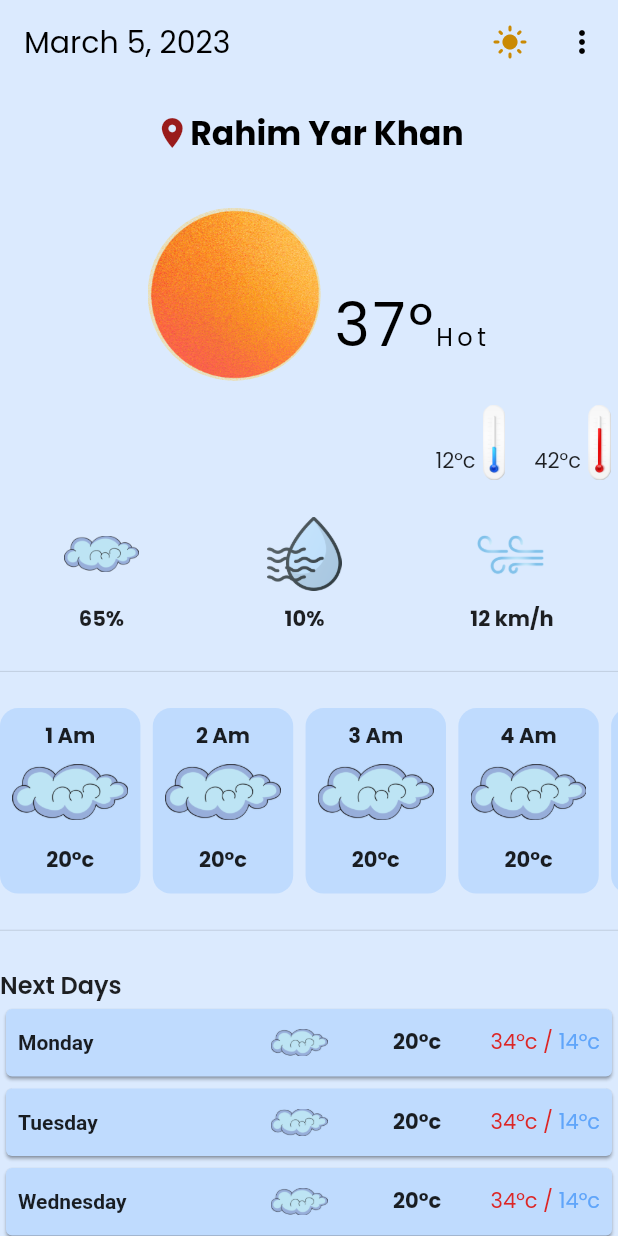
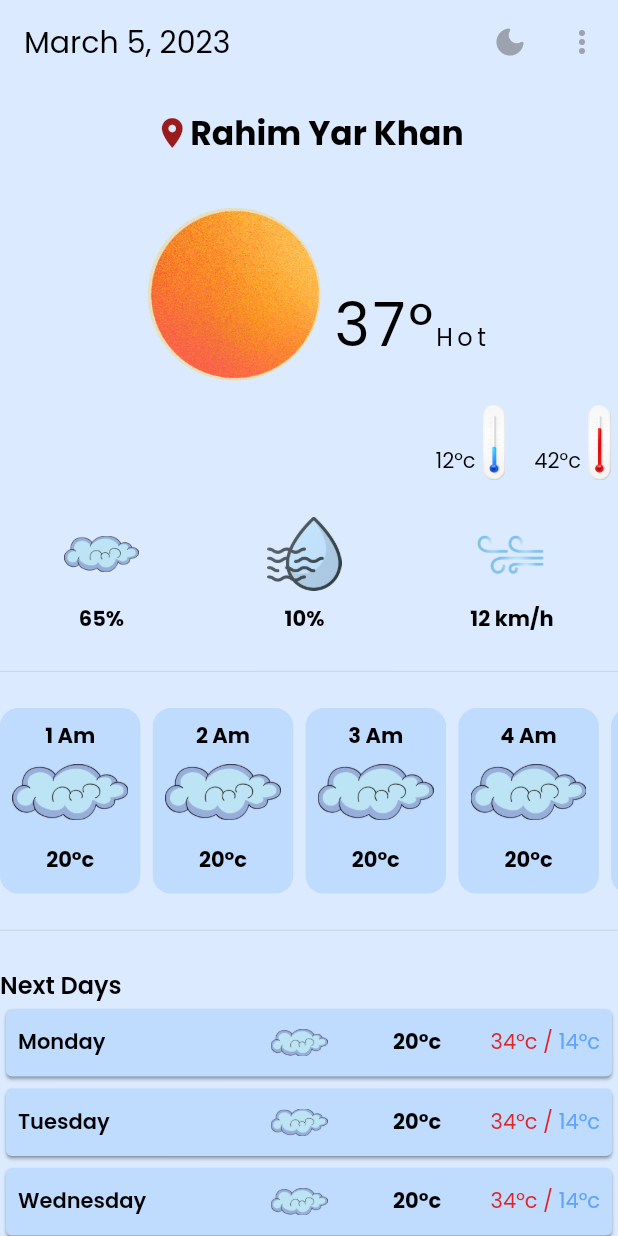
Before and after one commit to Muhammad-Ali04/weather_App, a Flutter app: the screen it shows after launch, on a phone screen of 412 x 824 dp. Run offline on Flutter 3.47's test engine with Material 2 defaults, Android fonts, the phone set to English and light mode, and no system bars; our stand-ins replace get, velocity_x; missing offline and left inert: scaffold_gradient_background.

Commit message:
theme change prop

```diff
--- /dev/null
+++ b/lib/controllers/home_controller.dart
@@ -0,0 +1,11 @@
+import 'package:flutter/material.dart';
+import 'package:get/get.dart';
+
+class HomeController extends GetxController {
+  var isdark = false.obs;
+
+  chnageTheme() {
+    isdark.value = !isdark.value;
+    Get.changeThemeMode(isdark.value ? ThemeMode.dark : ThemeMode.light);
+  }
+}
--- a/lib/main.dart
+++ b/lib/main.dart
@@ -1,5 +1,6 @@
 import 'package:flutter/material.dart';
 import 'package:flutter/services.dart';
+import 'package:weather_app/our_themes.dart';
 import 'package:weather_app/screens/home_screen.dart';
 import 'package:get/get.dart';
 import 'package:velocity_x/velocity_x.dart';
@@ -15,7 +16,9 @@ class MyApp extends StatelessWidget {
   @override
   Widget build(BuildContext context) {
     return GetMaterialApp(
-      theme: ThemeData(),
+      theme: Themes.lightTheme,
+      darkTheme: Themes.darkTheme,
+      themeMode: ThemeMode.system,
       debugShowCheckedModeBanner: false,
       home: HomeScreen(),
     );
--- /dev/null
+++ b/lib/our_themes.dart
@@ -0,0 +1,22 @@
+import 'package:flutter/material.dart';
+import 'package:velocity_x/velocity_x.dart';
+
+class Themes {
+  static final lightTheme = ThemeData(
+      fontFamily: "poppins",
+      scaffoldBackgroundColor: Vx.blue100,
+      cardColor: Vx.blue200,
+      dividerColor: Vx.gray300,
+      appBarTheme: AppBarTheme(backgroundColor: Vx.blue100),
+      primaryColor: Vx.black,
+      iconTheme: IconThemeData(color: Vx.gray400));
+
+  static final darkTheme = ThemeData(
+      fontFamily: "poppins",
+      scaffoldBackgroundColor: Vx.black,
+      primaryColor: Vx.white,
+      cardColor: Vx.gray700,
+      dividerColor: Vx.white,
+      appBarTheme: AppBarTheme(backgroundColor: Vx.black),
+      iconTheme: IconThemeData(color: Vx.white));
+}
--- a/lib/screens/home_screen.dart
+++ b/lib/screens/home_screen.dart
@@ -1,10 +1,13 @@
 import 'package:flutter/material.dart';
 import 'package:flutter/services.dart';
+import 'package:get/get.dart';
+import 'package:get/get_core/src/get_main.dart';
 import 'package:velocity_x/velocity_x.dart';
 import 'package:intl/intl.dart';
 import 'package:scaffold_gradient_background/scaffold_gradient_background.dart';
 import 'package:weather_app/consts/images.dart';
 import 'package:weather_app/consts/string.dart';
+import 'package:weather_app/controllers/home_controller.dart';
 
 class HomeScreen extends StatefulWidget {
   const HomeScreen({Key? key}) : super(key: key);
@@ -22,30 +25,39 @@ class _HomeScreenState extends State<HomeScreen> {
 
     var width = MediaQuery.of(context).size.width;
     var height = MediaQuery.of(context).size.height;
+    var theme = Theme.of(context);
+    var controller = Get.put(HomeController());
     return Scaffold(
-      backgroundColor: Vx.blue100,
+      backgroundColor: theme.scaffoldBackgroundColor,
       appBar: AppBar(
-        backgroundColor: Vx.blue100,
+        backgroundColor: theme.appBarTheme.backgroundColor,
         title: "$date"
             .text
-            .color(Vx.black)
+            .color(theme.primaryColor)
             .fontFamily("poppins")
             .fontWeight(FontWeight.w400)
             .make(),
         elevation: 0,
         actions: [
-          IconButton(
-              splashColor: Colors.white10,
-              onPressed: () {},
-              icon: Icon(
-                Icons.light_mode_rounded,
-                color: Vx.yellow600,
-              )),
+          Obx(
+            () => IconButton(
+                splashColor: Colors.white10,
+                onPressed: () {
+                  controller.chnageTheme();
+                },
+                icon: Icon(
+                    controller.isdark.value
+                        ? Icons.light_mode_rounded
+                        : Icons.dark_mode_rounded,
+                    color: controller.isdark.value
+                        ? Vx.yellow200
+                        : theme.iconTheme.color)),
+          ),
           IconButton(
               onPressed: () {},
               icon: Icon(
                 Icons.more_vert_rounded,
-                color: Vx.black,
+                color: theme.iconTheme.color,
               ))
         ],
       ),
@@ -68,7 +80,7 @@ class _HomeScreenState extends State<HomeScreen> {
                       .text
                       .fontFamily("poppins")
                       .fontWeight(FontWeight.bold)
-                      .color(Vx.black)
+                      .color(theme.primaryColor)
                       .size(22)
                       .make()
                       .box
@@ -95,14 +107,14 @@ class _HomeScreenState extends State<HomeScreen> {
                         TextSpan(
                             text: "37°",
                             style: TextStyle(
-                                color: Vx.black,
+                                color: theme.primaryColor,
                                 fontFamily: "poppins",
                                 fontSize: 40,
                                 letterSpacing: 2)),
                         TextSpan(
                             text: "Hot",
                             style: TextStyle(
-                                color: Vx.black,
+                                color: theme.primaryColor,
                                 fontFamily: "poppins",
                                 fontSize: 16,
                                 letterSpacing: 3))
@@ -117,7 +129,11 @@ class _HomeScreenState extends State<HomeScreen> {
                 children: [
                   Container(
                       margin: EdgeInsets.only(top: height * 0.03),
-                      child: "12°c".text.fontFamily("poppins").make()),
+                      child: "12°c"
+                          .text
+                          .fontFamily("poppins")
+                          .color(theme.primaryColor)
+                          .make()),
                   Container(
                     child: Image.asset(
                       "assets/images/low_temp.png",
@@ -128,7 +144,11 @@ class _HomeScreenState extends State<HomeScreen> {
                   WidthBox(width * 0.035),
                   Container(
                       margin: EdgeInsets.only(top: height * 0.03),
-                      child: "42°c".text.fontFamily("poppins").make()),
+                      child: "42°c"
+                          .text
+                          .fontFamily("poppins")
+                          .color(theme.primaryColor)
+                          .make()),
                   Container(
                     child: Image.asset(
                       "assets/images/hot_temp.png",
@@ -152,6 +172,7 @@ class _HomeScreenState extends State<HomeScreen> {
                       "${values[index]}"
                           .text
                           .fontFamily("poppins")
+                          .color(theme.primaryColor)
                           .fontWeight(FontWeight.bold)
                           .make()
                     ],
@@ -159,7 +180,9 @@ class _HomeScreenState extends State<HomeScreen> {
                 }),
               ),
               HeightBox(height * 0.02),
-              Divider(),
+              Divider(
+                color: theme.dividerColor,
+              ),
               HeightBox(height * 0.02),
               SizedBox(
                 height: height * 0.15,
@@ -173,13 +196,16 @@ class _HomeScreenState extends State<HomeScreen> {
                         padding: EdgeInsets.all(width * 0.02),
                         margin: EdgeInsets.only(right: width * 0.02),
                         decoration: BoxDecoration(
-                            color: Vx.blue200,
+                            color: controller.isdark.value
+                                ? Vx.gray700
+                                : Vx.blue200,
                             borderRadius: BorderRadius.circular(12)),
                         child: Column(
                           children: [
                             "${index + 1}\tAm"
                                 .text
                                 .fontFamily("poppins")
+                                .color(theme.primaryColor)
                                 .fontWeight(FontWeight.bold)
                                 .make(),
                             HeightBox(height * 0.01),
@@ -192,6 +218,7 @@ class _HomeScreenState extends State<HomeScreen> {
                             "20${string}c"
                                 .text
                                 .fontFamily("poppins")
+                                .color(theme.primaryColor)
                                 .fontWeight(FontWeight.bold)
                                 .make(),
                           ],
@@ -200,7 +227,9 @@ class _HomeScreenState extends State<HomeScreen> {
                     }),
               ),
               HeightBox(height * 0.02),
-              Divider(),
+              Divider(
+                color: theme.dividerColor,
+              ),
               HeightBox(height * 0.02),
               Row(
                 mainAxisAlignment: MainAxisAlignment.start,
@@ -208,6 +237,7 @@ class _HomeScreenState extends State<HomeScreen> {
                   "Next Days"
                       .text
                       .fontFamily("poppins")
+                      .color(theme.primaryColor)
                       .semiBold
                       .size(16)
                       .make(),
@@ -220,7 +250,7 @@ class _HomeScreenState extends State<HomeScreen> {
                     var day = DateFormat("EEEE")
                         .format(DateTime.now().add(Duration(days: index + 1)));
                     return Card(
-                      color: Vx.blue200,
+                      color: theme.cardColor,
                       shadowColor: Vx.gray700,
                       elevation: 1,
                       child: Container(
@@ -229,7 +259,12 @@ class _HomeScreenState extends State<HomeScreen> {
                         child: Row(
                           mainAxisAlignment: MainAxisAlignment.spaceBetween,
                           children: [
-                            Expanded(child: "$day".text.semiBold.make()),
+                            Expanded(
+                                child: "$day"
+                                    .text
+                                    .color(theme.primaryColor)
+                                    .semiBold
+                                    .make()),
                             Expanded(
                               child: Image.asset(
                                 "assets/images/clouds.png",
@@ -239,6 +274,7 @@ class _HomeScreenState extends State<HomeScreen> {
                             "20${string}c"
                                 .text
                                 .fontFamily("poppins")
+                                .color(theme.primaryColor)
                                 .fontWeight(FontWeight.bold)
                                 .make(),
                             WidthBox(width * 0.08),
```
